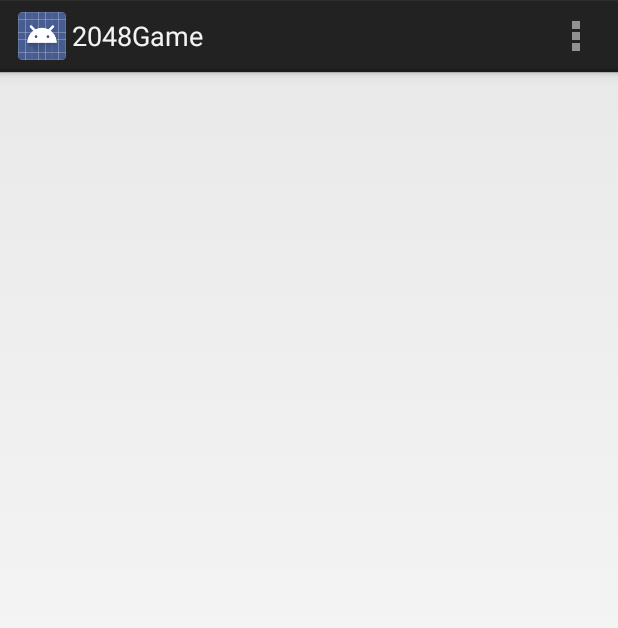
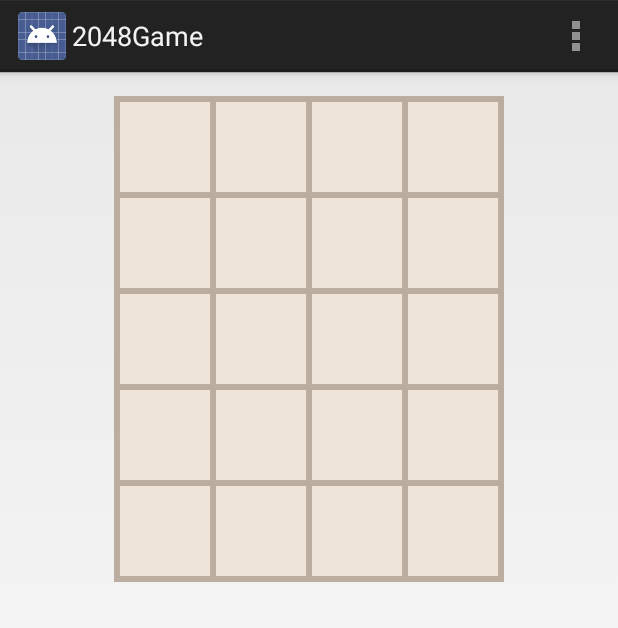
Before and after one commit to AaronRietschlin/2048, an Android app: the screen it shows after launch (MainActivity), on a phone screen of 412 x 824 dp. Shown: the top 628 px of the screen. Run offline under Robolectric (Android 15) with nearby library versions, the phone set to English and light mode, and no system bars; our stand-ins replace ButterKnife.

Commit message:
View is set.

```diff
--- a/app/src/main/res/layout/fragment_main.xml
+++ b/app/src/main/res/layout/fragment_main.xml
@@ -6,24 +6,37 @@
     android:layout_height="match_parent">
 
     <LinearLayout
+        android:orientation="vertical"
+        android:layout_gravity="center_horizontal"
+        android:background="@color/game_container"
+        android:layout_width="wrap_content"
+        android:layout_height="wrap_content">
+
+        <LinearLayout
             android:layout_width="match_parent"
             android:layout_height="wrap_content">
 
             <FrameLayout
+                android:layout_marginTop="@dimen/cell_padding_large"
+                android:layout_marginLeft="@dimen/cell_padding_large"
                 android:id="@+id/grid_container_1_1"
-            style="@style/Layout.Grid.Container" />
+                style="@style/Layout.Cell" />
 
             <FrameLayout
+                android:layout_marginTop="@dimen/cell_padding_large"
                 android:id="@+id/grid_container_1_2"
-            style="@style/Layout.Grid.Container" />
+                style="@style/Layout.Cell" />
 
             <FrameLayout
+                android:layout_marginTop="@dimen/cell_padding_large"
                 android:id="@+id/grid_container_1_3"
-            style="@style/Layout.Grid.Container" />
+                style="@style/Layout.Cell" />
 
             <FrameLayout
+                android:layout_marginTop="@dimen/cell_padding_large"
+                android:layout_marginRight="@dimen/cell_padding_large"
                 android:id="@+id/grid_container_1_4"
-            style="@style/Layout.Grid.Container" />
+                style="@style/Layout.Cell" />
 
         </LinearLayout>
 
@@ -32,20 +45,22 @@
             android:layout_height="wrap_content">
 
             <FrameLayout
+                android:layout_marginLeft="@dimen/cell_padding_large"
                 android:id="@+id/grid_container_2_1"
-            style="@style/Layout.Grid.Container" />
+                style="@style/Layout.Cell" />
 
             <FrameLayout
                 android:id="@+id/grid_container_2_2"
-            style="@style/Layout.Grid.Container" />
+                style="@style/Layout.Cell" />
 
             <FrameLayout
                 android:id="@+id/grid_container_2_3"
-            style="@style/Layout.Grid.Container" />
+                style="@style/Layout.Cell" />
 
             <FrameLayout
+                android:layout_marginRight="@dimen/cell_padding_large"
                 android:id="@+id/grid_container_2_4"
-            style="@style/Layout.Grid.Container" />
+                style="@style/Layout.Cell" />
 
         </LinearLayout>
 
@@ -55,20 +70,22 @@
             android:layout_height="wrap_content">
 
             <FrameLayout
+                android:layout_marginLeft="@dimen/cell_padding_large"
                 android:id="@+id/grid_container_3_1"
-            style="@style/Layout.Grid.Container" />
+                style="@style/Layout.Cell" />
 
             <FrameLayout
                 android:id="@+id/grid_container_3_2"
-            style="@style/Layout.Grid.Container" />
+                style="@style/Layout.Cell" />
 
             <FrameLayout
                 android:id="@+id/grid_container_3_3"
-            style="@style/Layout.Grid.Container" />
+                style="@style/Layout.Cell" />
 
             <FrameLayout
+                android:layout_marginRight="@dimen/cell_padding_large"
                 android:id="@+id/grid_container_3_4"
-            style="@style/Layout.Grid.Container" />
+                style="@style/Layout.Cell" />
 
         </LinearLayout>
 
@@ -78,20 +95,22 @@
             android:layout_height="wrap_content">
 
             <FrameLayout
+                android:layout_marginLeft="@dimen/cell_padding_large"
                 android:id="@+id/grid_container_4_1"
-            style="@style/Layout.Grid.Container" />
+                style="@style/Layout.Cell" />
 
             <FrameLayout
                 android:id="@+id/grid_container_4_2"
-            style="@style/Layout.Grid.Container" />
+                style="@style/Layout.Cell" />
 
             <FrameLayout
                 android:id="@+id/grid_container_4_3"
-            style="@style/Layout.Grid.Container" />
+                style="@style/Layout.Cell" />
 
             <FrameLayout
+                android:layout_marginRight="@dimen/cell_padding_large"
                 android:id="@+id/grid_container_4_4"
-            style="@style/Layout.Grid.Container" />
+                style="@style/Layout.Cell" />
 
         </LinearLayout>
 
@@ -100,22 +119,27 @@
             android:layout_height="wrap_content">
 
             <FrameLayout
+                android:layout_marginLeft="@dimen/cell_padding_large"
+                android:layout_marginBottom="@dimen/cell_padding_large"
                 android:id="@+id/grid_container_5_1"
-            style="@style/Layout.Grid.Container" />
+                style="@style/Layout.Cell" />
 
             <FrameLayout
+                android:layout_marginBottom="@dimen/cell_padding_large"
                 android:id="@+id/grid_container_5_2"
-            style="@style/Layout.Grid.Container" />
+                style="@style/Layout.Cell" />
 
             <FrameLayout
+                android:layout_marginBottom="@dimen/cell_padding_large"
                 android:id="@+id/grid_container_5_3"
-            style="@style/Layout.Grid.Container" />
+                style="@style/Layout.Cell" />
 
             <FrameLayout
+                android:layout_marginBottom="@dimen/cell_padding_large"
                 android:id="@+id/grid_container_5_4"
-            style="@style/Layout.Grid.Container" />
+                style="@style/Layout.Cell" />
 
         </LinearLayout>
 
-
     </LinearLayout>
+</LinearLayout>
--- a/app/src/main/res/values/colors.xml
+++ b/app/src/main/res/values/colors.xml
@@ -1,6 +1,7 @@
 <?xml version="1.0" encoding="utf-8"?>
 <resources>
 
+    <color name="game_container">#bbada0</color>
     <color name="grid_cell">#EEE4DA</color>
 
     <color name="title_text">#f9f6f2</color>
--- a/app/src/main/res/values/dimens.xml
+++ b/app/src/main/res/values/dimens.xml
@@ -4,7 +4,9 @@
     <dimen name="activity_vertical_margin">16dp</dimen>
 
     <!-- For the grid -->
-    <dimen name="grid_container_cell_width">100dp</dimen>
-    <dimen name="grid_container_cell_height">100dp</dimen>
+    <dimen name="grid_container_cell_width">60dp</dimen>
+    <dimen name="grid_container_cell_height">60dp</dimen>
+    <dimen name="cell_padding">2dp</dimen>
+    <dimen name="cell_padding_large">4dp</dimen>
 
 </resources>
--- a/app/src/main/res/values/styles.xml
+++ b/app/src/main/res/values/styles.xml
@@ -9,9 +9,13 @@
 
     <style name="Layout.Grid" />
 
-    <style name="Layout.Grid.Container">
-        <item name="android:layout_width">0dp</item>
-        <item name="android:layout_weight">1</item>
+    <style name="Layout.Cell">
+        <item name="android:layout_width">@dimen/grid_container_cell_width</item>
+        <item name="android:layout_marginLeft">@dimen/cell_padding</item>
+        <item name="android:layout_marginRight">@dimen/cell_padding</item>
+        <item name="android:layout_marginTop">@dimen/cell_padding</item>
+        <item name="android:layout_marginBottom">@dimen/cell_padding</item>
+        <item name="android:background">@color/grid_cell</item>
         <item name="android:layout_height">@dimen/grid_container_cell_height</item>
     </style>
 
```
Lines whose indentation alone changed are shown as unchanged.
